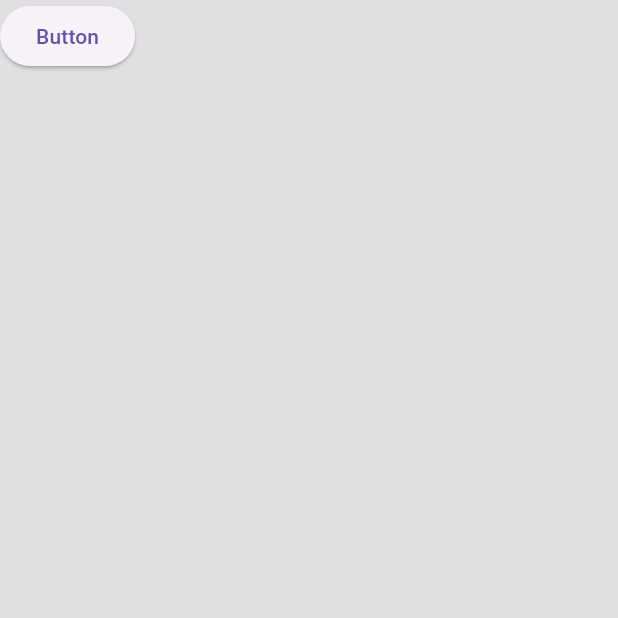
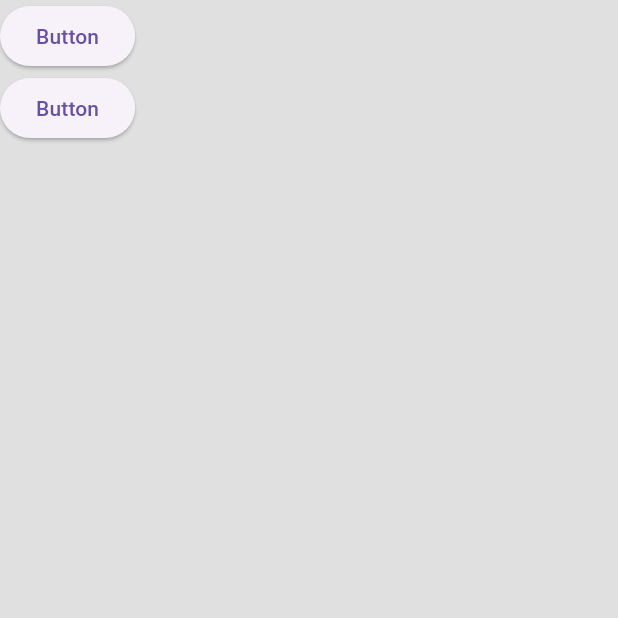
Before and after one commit to tinyboyms/firbase, a Flutter app: the screen it shows after launch, on a phone screen of 412 x 824 dp, the top half of it. Run offline on Flutter 3.47's test engine with Material 2 defaults, Android fonts, the phone set to English and light mode, and no system bars; our stand-ins replace firebase_core; accounts and stored records are empty.

Commit message:
login change

```diff
--- a/lib/Pages/Login_page.dart
+++ b/lib/Pages/Login_page.dart
@@ -13,6 +13,11 @@ class LoginPage extends StatelessWidget {
               },
               child: Text('Button'),
               style: ButtonStyle(),
+            ),   ElevatedButton(
+              onPressed: (){
+              },
+              child: Text('Button'),
+              style: ButtonStyle(),
             ),
             // ElevatedButton(onPressed: (){},child: Text("LOGIN"),),
           ],
```
